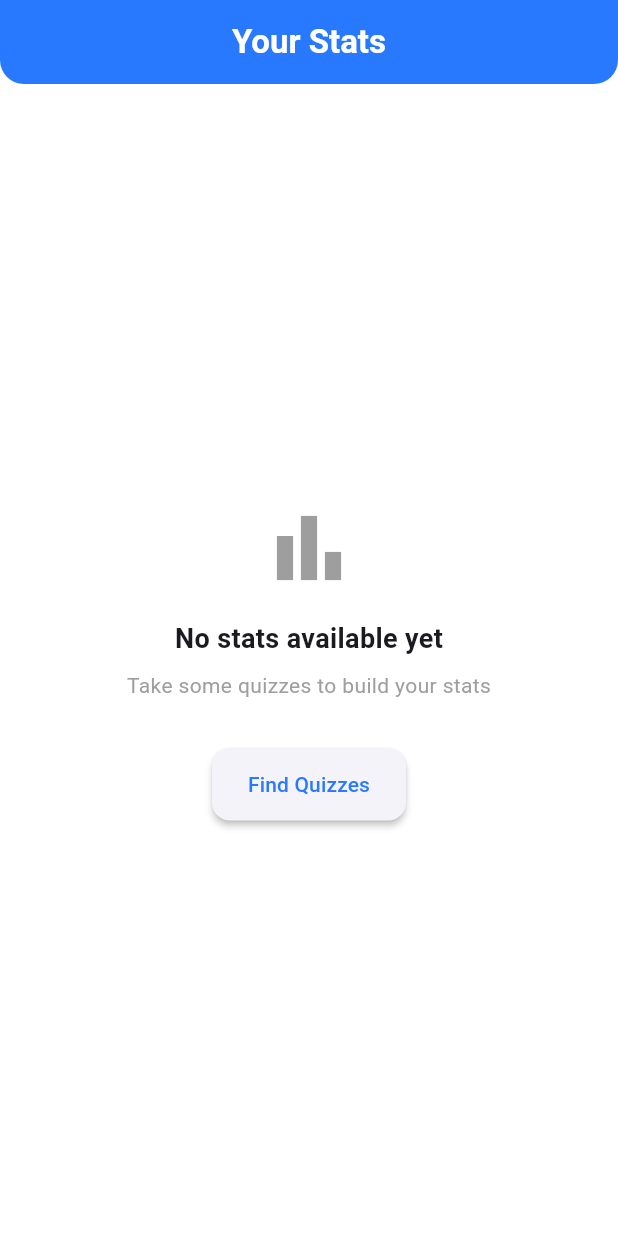
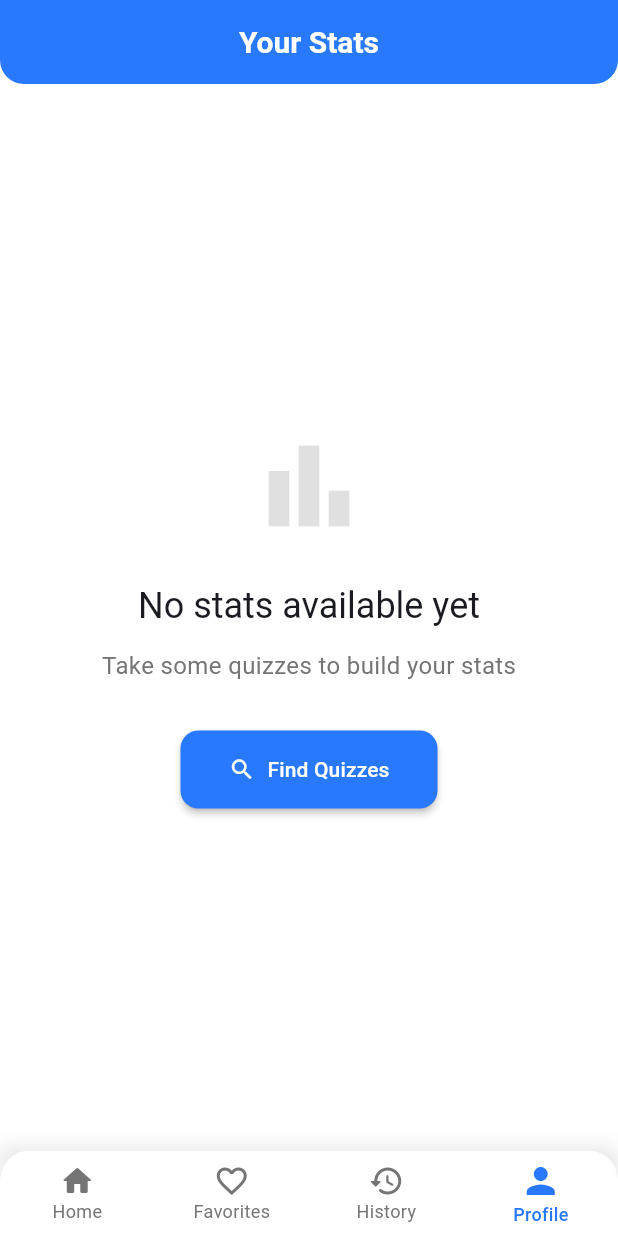
Before and after one commit to khalef-khalil/mentimeter-supabase, a Flutter app: the StatsScreen screen opened by its route, on a phone screen of 412 x 824 dp. Run offline on Flutter 3.47's test engine with Material 3 defaults, Android fonts, the phone set to English and light mode, and no system bars; our stand-ins replace flutter_dotenv, go_router, supabase_flutter; accounts and stored records are empty; statements that could not run were skipped.

Commit message:
added navigation to the stats screen

```diff
--- a/lib/screens/stats_screen.dart
+++ b/lib/screens/stats_screen.dart
@@ -1,5 +1,7 @@
 import 'package:flutter/material.dart';
+import 'package:go_router/go_router.dart';
 import '../services/supabase_service.dart';
+import '../widgets/app_scaffold.dart';
 
 class StatsScreen extends StatefulWidget {
   const StatsScreen({super.key});
@@ -44,16 +46,27 @@ class _StatsScreenState extends State<StatsScreen> {
 
   Widget _buildStatCard(String title, String value, IconData icon, Color color) {
     return Card(
-      elevation: 2,
+      elevation: 4,
+      shadowColor: Colors.black12,
+      shape: RoundedRectangleBorder(
+        borderRadius: BorderRadius.circular(20),
+      ),
       child: Padding(
         padding: const EdgeInsets.all(16),
         child: Column(
           mainAxisAlignment: MainAxisAlignment.center,
           children: [
-            Icon(
+            Container(
+              padding: const EdgeInsets.all(12),
+              decoration: BoxDecoration(
+                color: color.withOpacity(0.1),
+                shape: BoxShape.circle,
+              ),
+              child: Icon(
                 icon,
-              size: 48,
+                size: 42,
                 color: color,
+              ),
             ),
             const SizedBox(height: 16),
             Text(
@@ -62,6 +75,7 @@ class _StatsScreenState extends State<StatsScreen> {
                 fontWeight: FontWeight.bold,
                 fontSize: 16,
               ),
+              textAlign: TextAlign.center,
             ),
             const SizedBox(height: 8),
             Text(
@@ -80,13 +94,12 @@ class _StatsScreenState extends State<StatsScreen> {
 
   @override
   Widget build(BuildContext context) {
-    return Scaffold(
-      appBar: AppBar(
-        title: const Text('Your Stats'),
-        backgroundColor: Theme.of(context).colorScheme.primary,
-        foregroundColor: Colors.white,
-      ),
-      body: _isLoading
+    final colorScheme = Theme.of(context).colorScheme;
+
+    return AppScaffold(
+      title: 'Your Stats',
+      currentIndex: 3, // Show highlighted in profile tab
+      child: _isLoading
           ? const Center(child: CircularProgressIndicator())
           : RefreshIndicator(
               onRefresh: _loadStats,
@@ -99,28 +112,37 @@ class _StatsScreenState extends State<StatsScreen> {
                           child: Column(
                             mainAxisAlignment: MainAxisAlignment.center,
                             children: [
-                              const Icon(
+                              Icon(
                                 Icons.bar_chart,
-                                size: 64,
-                                color: Colors.grey,
+                                size: 80,
+                                color: Colors.grey.shade300,
                               ),
-                              const SizedBox(height: 16),
-                              const Text(
+                              const SizedBox(height: 24),
+                              Text(
                                 'No stats available yet',
+                                style: Theme.of(context).textTheme.headlineSmall,
+                              ),
+                              const SizedBox(height: 12),
+                              Text(
+                                'Take some quizzes to build your stats',
                                 style: TextStyle(
-                                  fontSize: 18,
-                                  fontWeight: FontWeight.bold,
+                                  color: Colors.grey.shade600,
+                                  fontSize: 16,
                                 ),
                               ),
-                              const SizedBox(height: 8),
-                              const Text(
-                                'Take some quizzes to build your stats',
-                                style: TextStyle(color: Colors.grey),
+                              const SizedBox(height: 32),
+                              ElevatedButton.icon(
+                                onPressed: () => context.go('/'),
+                                icon: const Icon(Icons.search),
+                                label: const Text('Find Quizzes'),
+                                style: ElevatedButton.styleFrom(
+                                  backgroundColor: colorScheme.primary,
+                                  foregroundColor: Colors.white,
+                                  padding: const EdgeInsets.symmetric(
+                                    horizontal: 32,
+                                    vertical: 16,
                                   ),
-                              const SizedBox(height: 32),
-                              ElevatedButton(
-                                onPressed: () => Navigator.pop(context),
-                                child: const Text('Find Quizzes'),
+                                ),
                               ),
                             ],
                           ),
@@ -131,17 +153,29 @@ class _StatsScreenState extends State<StatsScreen> {
                           child: Column(
                             crossAxisAlignment: CrossAxisAlignment.start,
                             children: [
-                              Container(
+                              // User profile card
+                              Card(
+                                elevation: 4,
+                                shadowColor: Colors.black12,
+                                shape: RoundedRectangleBorder(
+                                  borderRadius: BorderRadius.circular(20),
+                                ),
+                                child: Padding(
                                   padding: const EdgeInsets.all(16),
-                                decoration: BoxDecoration(
-                                  color: Theme.of(context).colorScheme.primaryContainer,
-                                  borderRadius: BorderRadius.circular(8),
-                                ),
                                   child: Row(
                                     children: [
-                                    const Icon(Icons.person, size: 32),
+                                      CircleAvatar(
+                                        radius: 30,
+                                        backgroundColor: colorScheme.primary.withOpacity(0.1),
+                                        child: Icon(
+                                          Icons.person,
+                                          size: 36,
+                                          color: colorScheme.primary,
+                                        ),
+                                      ),
                                       const SizedBox(width: 16),
-                                    Column(
+                                      Expanded(
+                                        child: Column(
                                           crossAxisAlignment: CrossAxisAlignment.start,
                                           children: [
                                             Text(
@@ -150,24 +184,50 @@ class _StatsScreenState extends State<StatsScreen> {
                                                 fontWeight: FontWeight.bold,
                                                 fontSize: 18,
                                               ),
+                                              maxLines: 1,
+                                              overflow: TextOverflow.ellipsis,
                                             ),
+                                            const SizedBox(height: 4),
                                             Text(
                                               'Joined: ${_supabaseService.currentUser?.createdAt != null ? DateTime.parse(_supabaseService.currentUser!.createdAt!).toString().substring(0, 10) : 'Unknown'}',
+                                              style: TextStyle(
+                                                color: Colors.grey.shade600,
+                                                fontSize: 14,
                                               ),
-                                      ],
                                             ),
                                           ],
                                         ),
                                       ),
+                                    ],
+                                  ),
+                                ),
+                              ),
+
                               const SizedBox(height: 24),
-                              const Text(
+
+                              // Title with icon
+                              Row(
+                                children: [
+                                  Icon(
+                                    Icons.analytics_rounded,
+                                    color: colorScheme.primary,
+                                    size: 28,
+                                  ),
+                                  const SizedBox(width: 12),
+                                  Text(
                                     'Your Quiz Performance',
                                     style: TextStyle(
                                       fontSize: 20,
                                       fontWeight: FontWeight.bold,
+                                      color: Colors.grey.shade800,
                                     ),
                                   ),
+                                ],
+                              ),
+
                               const SizedBox(height: 16),
+
+                              // Stats grid
                               GridView.count(
                                 crossAxisCount: 2,
                                 crossAxisSpacing: 16,
@@ -178,41 +238,53 @@ class _StatsScreenState extends State<StatsScreen> {
                                   _buildStatCard(
                                     'Total Quizzes',
                                     _stats['total_attempts'].toString(),
-                                    Icons.quiz,
-                                    Colors.blue,
+                                    Icons.quiz_rounded,
+                                    colorScheme.primary,
                                   ),
                                   _buildStatCard(
                                     'Completed',
                                     _stats['completed_attempts'].toString(),
-                                    Icons.check_circle,
+                                    Icons.check_circle_rounded,
                                     Colors.green,
                                   ),
                                   _buildStatCard(
                                     'Average Score',
                                     '${(_stats['avg_score'] * 100).toStringAsFixed(0)}%',
-                                    Icons.bar_chart,
-                                    Colors.orange,
+                                    Icons.bar_chart_rounded,
+                                    colorScheme.secondary,
                                   ),
                                   _buildStatCard(
                                     'Highest Score',
                                     '${(_stats['highest_score'] * 100).toStringAsFixed(0)}%',
-                                    Icons.emoji_events,
-                                    Colors.amber,
+                                    Icons.emoji_events_rounded,
+                                    Colors.amber.shade700,
                                   ),
                                 ],
                               ),
-                              const SizedBox(height: 24),
-                              ElevatedButton(
-                                onPressed: () {
-                                  Navigator.pushNamed(context, '/history');
-                                },
+
+                              const SizedBox(height: 32),
+
+                              // History button
+                              SizedBox(
+                                width: double.infinity,
+                                child: ElevatedButton.icon(
+                                  onPressed: () => context.go('/history'),
+                                  icon: const Icon(Icons.history_rounded),
+                                  label: const Text('View Full History'),
                                   style: ElevatedButton.styleFrom(
-                                  backgroundColor: Theme.of(context).colorScheme.primary,
+                                    backgroundColor: colorScheme.primary,
                                     foregroundColor: Colors.white,
-                                  minimumSize: const Size(double.infinity, 50),
+                                    padding: const EdgeInsets.symmetric(vertical: 16),
+                                    shape: RoundedRectangleBorder(
+                                      borderRadius: BorderRadius.circular(16),
                                     ),
-                                child: const Text('View Full History'),
+                                    elevation: 4,
+                                    shadowColor: colorScheme.primary.withOpacity(0.3),
                                   ),
+                                ),
+                              ),
+
+                              const SizedBox(height: 30),
                             ],
                           ),
                         ),
```
Lines whose indentation alone changed are shown as unchanged.
